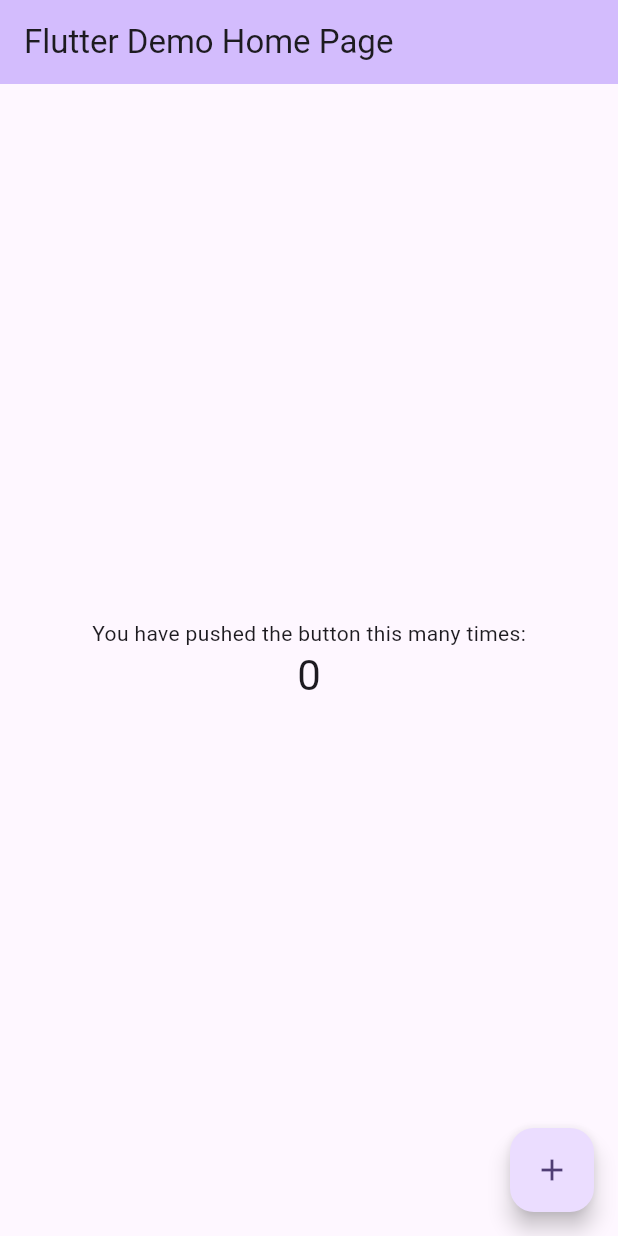
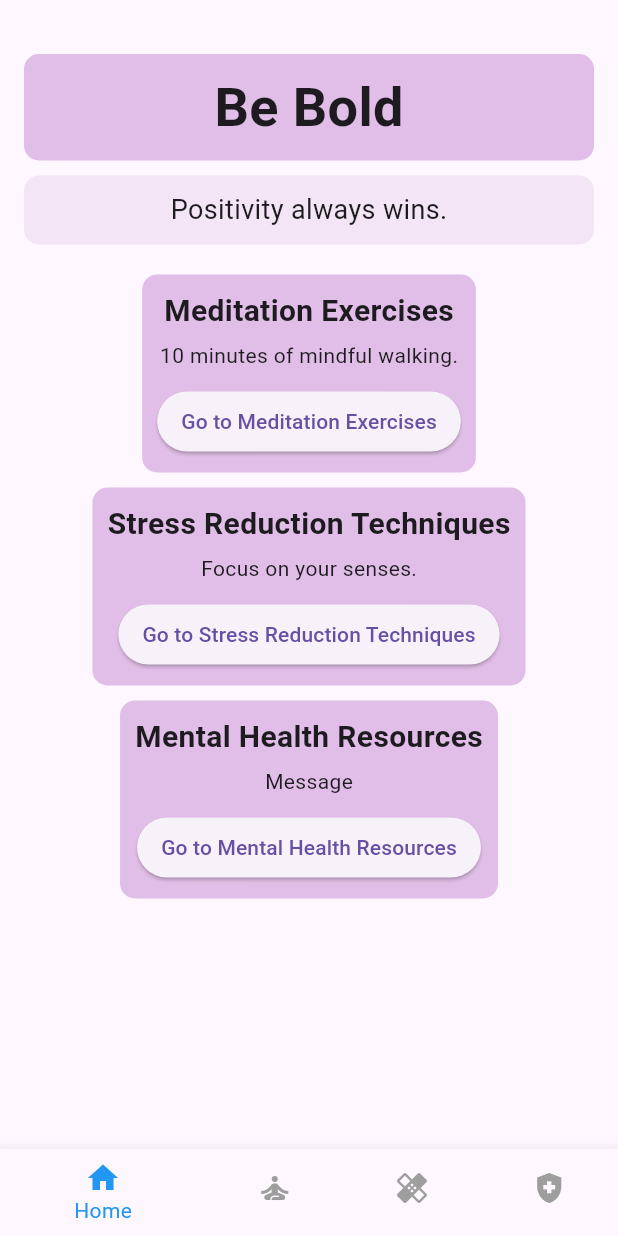
Before and after one commit to twilk10/Bebold, a Flutter app: the screen it shows after launch, on a phone screen of 412 x 824 dp. Run offline on Flutter 3.47's test engine with Material 3 defaults, Android fonts, the light colour scheme and no system bars.

Commit message:
Changes made, refer to Log update 3

```diff
--- a/be_bold/lib/main.dart
+++ b/be_bold/lib/main.dart
@@ -1,125 +1,84 @@
 import 'package:flutter/material.dart';
+import 'screens/home_screen.dart';
+import 'screens/meditation_screens/meditation_screen.dart';
+import 'screens/stress_reduction_screen.dart';
+import 'screens/mental_health_resources_screen.dart';
 
-void main() {
-  runApp(const MyApp());
+void main()
+{
+  runApp(BeBoldApp());
 }
 
-class MyApp extends StatelessWidget {
-  const MyApp({super.key});
-
-  // This widget is the root of your application.
+class BeBoldApp extends StatelessWidget
+{
   @override
-  Widget build(BuildContext context) {
+  Widget build(BuildContext context)
+  {
     return MaterialApp(
-      title: 'Flutter Demo',
+      title: 'Be Bold',
       theme: ThemeData(
-        // This is the theme of your application.
-        //
-        // TRY THIS: Try running your application with "flutter run". You'll see
-        // the application has a purple toolbar. Then, without quitting the app,
-        // try changing the seedColor in the colorScheme below to Colors.green
-        // and then invoke "hot reload" (save your changes or press the "hot
-        // reload" button in a Flutter-supported IDE, or press "r" if you used
-        // the command line to start the app).
-        //
-        // Notice that the counter didn't reset back to zero; the application
-        // state is not lost during the reload. To reset the state, use hot
-        // restart instead.
-        //
-        // This works for code too, not just values: Most code changes can be
-        // tested with just a hot reload.
-        colorScheme: ColorScheme.fromSeed(seedColor: Colors.deepPurple),
-        useMaterial3: true,
+        primarySwatch: Colors.blue,
       ),
-      home: const MyHomePage(title: 'Flutter Demo Home Page'),
+      home: MainPage(),
     );
   }
 }
 
-class MyHomePage extends StatefulWidget {
-  const MyHomePage({super.key, required this.title});
-
-  // This widget is the home page of your application. It is stateful, meaning
-  // that it has a State object (defined below) that contains fields that affect
-  // how it looks.
-
-  // This class is the configuration for the state. It holds the values (in this
-  // case the title) provided by the parent (in this case the App widget) and
-  // used by the build method of the State. Fields in a Widget subclass are
-  // always marked "final".
-
-  final String title;
-
+class MainPage extends StatefulWidget
+{
   @override
-  State<MyHomePage> createState() => _MyHomePageState();
+  _MainPageState createState() => _MainPageState();
 }
 
-class _MyHomePageState extends State<MyHomePage> {
-  int _counter = 0;
+class _MainPageState extends State<MainPage>
+{
+  int _currentIndex = 0;
 
-  void _incrementCounter() {
-    setState(() {
-      // This call to setState tells the Flutter framework that something has
-      // changed in this State, which causes it to rerun the build method below
-      // so that the display can reflect the updated values. If we changed
-      // _counter without calling setState(), then the build method would not be
-      // called again, and so nothing would appear to happen.
-      _counter++;
+  final List<Widget> _children = [
+    HomeScreen(),
+    MeditationScreen(),
+    StressReductionScreen(),
+    MentalHealthResourcesScreen(),
+  ];
+
+  void onTabTapped(int index)
+  {
+    setState(()
+    {
+      _currentIndex = index;
     });
   }
 
   @override
-  Widget build(BuildContext context) {
-    // This method is rerun every time setState is called, for instance as done
-    // by the _incrementCounter method above.
-    //
-    // The Flutter framework has been optimized to make rerunning build methods
-    // fast, so that you can just rebuild anything that needs updating rather
-    // than having to individually change instances of widgets.
+  Widget build(BuildContext context)
+  {
     return Scaffold(
-      appBar: AppBar(
-        // TRY THIS: Try changing the color here to a specific color (to
-        // Colors.amber, perhaps?) and trigger a hot reload to see the AppBar
-        // change color while the other colors stay the same.
-        backgroundColor: Theme.of(context).colorScheme.inversePrimary,
-        // Here we take the value from the MyHomePage object that was created by
-        // the App.build method, and use it to set our appbar title.
-        title: Text(widget.title),
+      body: _children[_currentIndex],
+      bottomNavigationBar: BottomNavigationBar(
+        onTap: onTabTapped,
+        currentIndex: _currentIndex,
+        backgroundColor: Colors.blueGrey[50], // Change the background color
+        selectedItemColor: Colors.blue, // Change the selected item color
+        unselectedItemColor: Colors.grey, // Change the unselected item color
+        items: [
+          BottomNavigationBarItem(
+            icon: Icon(Icons.home),
+            label: 'Home',
+          ),
+          BottomNavigationBarItem(
+            icon: Icon(Icons.self_improvement),
+            label: 'Meditation',
+          ),
+          BottomNavigationBarItem(
+            icon: Icon(Icons.healing),
+            label: 'Stress Reduction',
+          ),
+          BottomNavigationBarItem(
+            icon: Icon(Icons.health_and_safety),
+            label: 'Resources',
+          ),
+        ],
       ),
-      body: Center(
-        // Center is a layout widget. It takes a single child and positions it
-        // in the middle of the parent.
-        child: Column(
-          // Column is also a layout widget. It takes a list of children and
-          // arranges them vertically. By default, it sizes itself to fit its
-          // children horizontally, and tries to be as tall as its parent.
-          //
-          // Column has various properties to control how it sizes itself and
-          // how it positions its children. Here we use mainAxisAlignment to
-          // center the children vertically; the main axis here is the vertical
-          // axis because Columns are vertical (the cross axis would be
-          // horizontal).
-          //
-          // TRY THIS: Invoke "debug painting" (choose the "Toggle Debug Paint"
-          // action in the IDE, or press "p" in the console), to see the
-          // wireframe for each widget.
-          mainAxisAlignment: MainAxisAlignment.center,
-          children: <Widget>[
-            const Text(
-              'You have pushed the button this many times:',
-            ),
-            Text(
-              '$_counter',
-              style: Theme.of(context).textTheme.headlineMedium,
-            ),
-          ],
-        ),
-      ),
-      floatingActionButton: FloatingActionButton(
-        onPressed: _incrementCounter,
-        tooltip: 'Increment',
-        child: const Icon(Icons.add),
-      ), // This trailing comma makes auto-formatting nicer for build methods.
     );
   }
 }
--- a/be_bold/lib/screens/home_screen.dart
+++ b/be_bold/lib/screens/home_screen.dart
@@ -0,0 +1,152 @@
+import 'package:flutter/material.dart';
+import 'meditation_screens/meditation_screen.dart';
+import 'stress_reduction_screen.dart';
+import 'mental_health_resources_screen.dart';
+import '../widgets/date_helper.dart'; // import the date helper extension
+
+class HomeScreen extends StatelessWidget
+{
+  final List<String> dailyAffirmations = [
+    "You are capable of amazing things.",
+    "Believe in yourself and all that you are.",
+    "Positivity always wins."
+  ];
+
+  final List<String> exercises = [
+    "10 minutes of mindful breathing.",
+    "5 minutes of body scan meditation.",
+    "10 minutes of mindful walking."
+  ];
+
+  final List<String> examples = [
+    "Try to stay present.",
+    "Take deep breaths when stressed.",
+    "Focus on your senses."
+  ];
+
+  String getDailyContent(List<String> contentList) {
+    int dayOfYear = DateTime.now().dayOfYear;
+    return contentList[dayOfYear % contentList.length];
+  }
+
+  @override
+  Widget build(BuildContext context)
+  {
+    return Scaffold(
+      body: SingleChildScrollView(
+        child: Center(
+          child: Padding(
+            padding: const EdgeInsets.all(16.0),
+            child: Column(
+              mainAxisAlignment: MainAxisAlignment.start,
+              children: <Widget>[
+                const SizedBox(height: 20), // Add some top padding
+                buildTitleSection('Be Bold'),
+                const SizedBox(height: 10.0),
+                buildSubtitleSection(getDailyContent(dailyAffirmations)),
+                const SizedBox(height: 20.0),
+                buildSection(
+                  context,
+                  'Meditation Exercises',
+                  getDailyContent(exercises),
+                  MeditationScreen(),
+                ),
+                const SizedBox(height: 10.0),
+                buildSection(
+                  context,
+                  'Stress Reduction Techniques',
+                  getDailyContent(examples),
+                  StressReductionScreen(),
+                ),
+                const SizedBox(height: 10.0),
+                buildSection(
+                  context,
+                  'Mental Health Resources',
+                  'Message',
+                  MentalHealthResourcesScreen(),
+                ),
+              ],
+            ),
+          ),
+        ),
+      ),
+    );
+  }
+
+  Widget buildTitleSection(String title)
+  {
+    return Container(
+      padding: const EdgeInsets.all(10.0),
+      decoration: BoxDecoration(
+        color: Colors.purple[100],
+        borderRadius: BorderRadius.circular(10.0),
+      ),
+      child: Center(
+        child: Text(
+          title,
+          style: TextStyle(
+            fontSize: 36,
+            fontWeight: FontWeight.bold,
+          ),
+        ),
+      ),
+    );
+  }
+
+  Widget buildSubtitleSection(String subtitle)
+  {
+    return Container(
+      padding: const EdgeInsets.all(10.0),
+      decoration: BoxDecoration(
+        color: Colors.purple[50],
+        borderRadius: BorderRadius.circular(10.0),
+      ),
+      child: Center(
+        child: Text(
+          subtitle,
+          style: TextStyle(fontSize: 18),
+        ),
+      ),
+    );
+  }
+
+  Widget buildSection(BuildContext context, String title, String description, Widget screen)
+  {
+    return Container(
+      padding: const EdgeInsets.all(10.0),
+      decoration: BoxDecoration(
+        color: Colors.purple[100],
+        borderRadius: BorderRadius.circular(10.0),
+      ),
+      child: Column(
+        crossAxisAlignment: CrossAxisAlignment.center,
+        children: <Widget>[
+          Text(
+            title,
+            style: TextStyle(fontSize: 20, fontWeight: FontWeight.bold),
+          ),
+          const SizedBox(height: 5.0),
+          Text(
+            description,
+            style: TextStyle(fontSize: 14), // Smaller font size
+          ),
+          const SizedBox(height: 10.0),
+          ElevatedButton(
+            onPressed: ()
+            {
+              Navigator.push(
+                context,
+                MaterialPageRoute(builder: (context) => screen),
+              );
+            },
+            style: ElevatedButton.styleFrom(
+              minimumSize: Size(200, 40), // Smaller button
+              padding: EdgeInsets.symmetric(horizontal: 16.0),
+            ),
+            child: Text('Go to $title'),
+          ),
+        ],
+      ),
+    );
+  }
+}
--- /dev/null
+++ b/be_bold/lib/widgets/date_helper.dart
@@ -0,0 +1,6 @@
+import 'package:intl/intl.dart';
+
+extension DateTimeExtension on DateTime
+{
+  int get dayOfYear => int.parse(DateFormat("D").format(this));
+}
--- a/be_bold/pubspec.yaml
+++ b/be_bold/pubspec.yaml
@@ -5,11 +5,12 @@ publish_to: 'none'
 version: 1.0.0+1
 
 environment:
-  sdk: '>=3.4.3 <4.0.0'
+  sdk: '>=3.4.1 <4.0.0'
 
 dependencies:
   flutter:
     sdk: flutter
+  intl: ^0.17.0
   cupertino_icons: ^1.0.6
   provider: ^6.0.0
   flutter_svg: ^1.0.0
```
Also changed, not shown: be_bold/lib/screens/meditation_screens/meditation_screen.dart (+37 -70 lines), be_bold/lib/screens/mental_health_resources_screen.dart (+20 -0 lines), be_bold/lib/screens/stress_reduction_screen.dart (+40 -0 lines), be_bold/lib/screens/stress_reduction_screen_2.dart (+24 -0 lines), be_bold/lib/screens/affirmations_screen.dart (deleted), be_bold/lib/screens/mindfulness_screen.dart (deleted), be_bold/lib/widgets/Temp.txt (deleted), be_bold/pubspec.lock.
